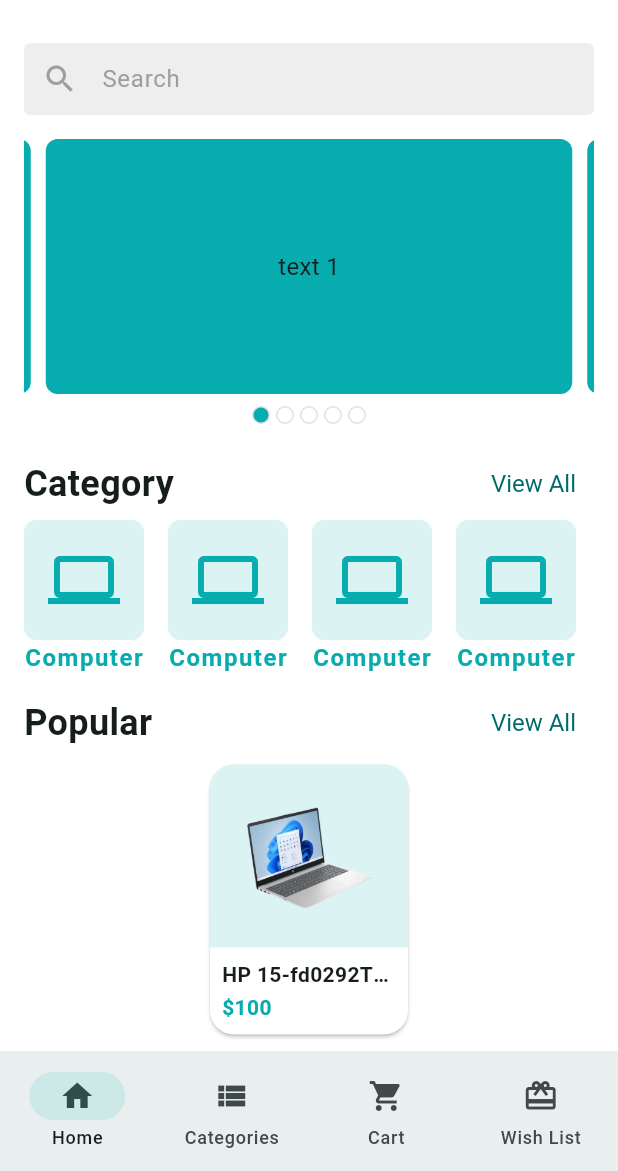
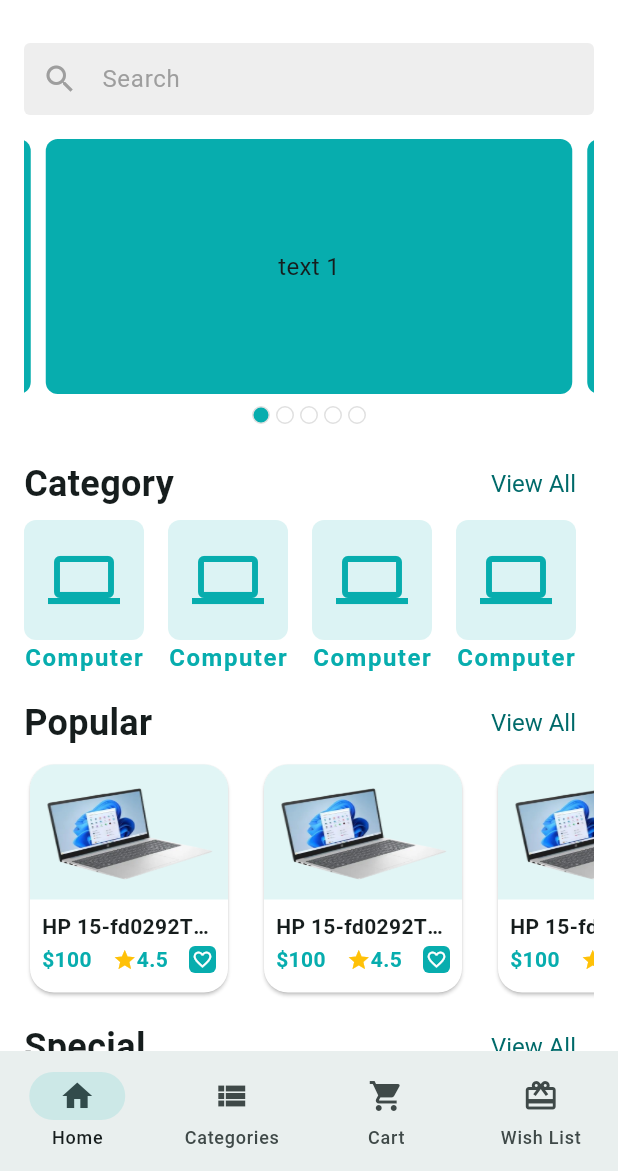
Before and after one commit to mdrahib46/Crufty-Bay, a Flutter app: the screen it shows after launch, on a phone screen of 412 x 824 dp, the part 65-1236 px from its top. Run offline on Flutter 3.47's test engine with Material 3 defaults, Android fonts, the light colour scheme and no system bars; drawn by our look-alikes of carousel_slider; our stand-ins replace email_validator, flutter_svg, get, pin_code_fields.

Commit message:
Implemeted Home Screen UI

```diff
--- a/lib/features/home/ui/screens/home_screen.dart
+++ b/lib/features/home/ui/screens/home_screen.dart
@@ -1,17 +1,14 @@
-// import 'package:carousel_slider/carousel_slider.dart';
-// import 'package:cruftybay/app/app_color.dart';
-//
-// // import 'package:cruftybay/app/app_color.dart';
-import 'package:cruftybay/app/app_color.dart';
 import 'package:cruftybay/app/asset_path.dart';
+import 'package:cruftybay/features/home/ui/widgets/appbar_icon_button.dart';
+import 'package:cruftybay/features/home/ui/widgets/category_item_widget.dart';
+import 'package:cruftybay/features/home/ui/widgets/home_carousel_Slider.dart';
 import 'package:cruftybay/features/home/ui/widgets/home_section_header.dart';
+import 'package:cruftybay/features/home/ui/widgets/product_item_widget.dart';
 import 'package:cruftybay/features/home/ui/widgets/search-bar.dart';
 import 'package:flutter/material.dart';
 import 'package:flutter_svg/svg.dart';
 
-import '../widgets/appbar_icon_button.dart';
-import '../widgets/category_item_widget.dart';
-import '../widgets/home_carousel_Slider.dart';
+
 
 class HomeScreen extends StatefulWidget {
   const HomeScreen({super.key});
@@ -54,60 +51,35 @@ class _HomeScreenState extends State<HomeScreen> {
                 title: "Popular",
                 onTap: () {},
               ),
-              SizedBox(
-                width: 140,
-                child: Card(
-                  color: Colors.white,
-                  shape: RoundedRectangleBorder(
-                    borderRadius: BorderRadius.circular(16),
-                  ),
-                  child: Column(
-                    children: [
-                      Container(
-                        decoration: BoxDecoration(
-                            color: AppColors.themeColor.withOpacity(0.14),
-                            borderRadius: const BorderRadius.only(
-                              topLeft: Radius.circular(16),
-                              topRight: Radius.circular(16),
-                            )),
-                        child: Padding(
-                          padding: const EdgeInsets.all(16.0),
-                          child: Image.asset(
-                            'assets/images/product.png',
-                            fit: BoxFit.cover,
-                            width: 120,
-                            height: 90,
+              // const ProductItemWidget(),
+              SingleChildScrollView(
+                scrollDirection: Axis.horizontal,
+                child: Row(
+                  children: _getProductList(),
                 ),
               ),
+              const SizedBox(height: 8),
+              HomeSectionHeader(
+                title: "Special",
+                onTap: () {},
               ),
-                      const Padding(
-                        padding: EdgeInsets.all(8.0),
-                        child: Column(
-                          children: [
-                            Text(
-                              'HP 15-fd0292TU Core i5 13th Gen',
-                              maxLines: 1,
-                              style: TextStyle(
-                                fontWeight: FontWeight.bold,
-                                overflow: TextOverflow.ellipsis,
+              // const ProductItemWidget(),
+              SingleChildScrollView(
+                scrollDirection: Axis.horizontal,
+                child: Row(
+                  children: _getProductList(),
                 ),
               ),
-                            const SizedBox(height: 2),
-                            Row(
-                              children: [
-                                Text(
-                                  '\$100',
-                                  style: TextStyle(
-                                      fontWeight: FontWeight.w600,
-                                      color: AppColors.themeColor),
-                                )
-                              ],
-                            )
-                          ],
+              const SizedBox(height: 8),
+              HomeSectionHeader(
+                title: "New",
+                onTap: () {},
               ),
-                      )
-                    ],
-                  ),
+              // const ProductItemWidget(),
+              SingleChildScrollView(
+                scrollDirection: Axis.horizontal,
+                child: Row(
+                  children: _getProductList(),
                 ),
               ),
             ],
@@ -126,6 +98,17 @@ class _HomeScreenState extends State<HomeScreen> {
       ));
     }
     return categoryList;
+  }
+
+  List<Widget> _getProductList(){
+    List<Widget> productList = [];
+    for(int i = 0; i < 10; i++){
+      productList.add(const Padding(
+        padding:  EdgeInsets.only(right: 16.0),
+        child: ProductItemWidget(),
+      ));
+    }
+    return productList;
   }
 
   AppBar _buildAppBar() {
--- /dev/null
+++ b/lib/features/home/ui/widgets/product_item_widget.dart
@@ -0,0 +1,95 @@
+import 'package:cruftybay/app/app_color.dart';
+import 'package:flutter/material.dart';
+class ProductItemWidget extends StatelessWidget {
+  const ProductItemWidget({
+    super.key,
+  });
+
+  @override
+  Widget build(BuildContext context) {
+    return SizedBox(
+      width: 140,
+      child: Card(
+        color: Colors.white,
+        shape: RoundedRectangleBorder(
+          borderRadius: BorderRadius.circular(16),
+        ),
+        child: Column(
+          children: [
+            Container(
+              decoration: BoxDecoration(
+                  color: AppColors.themeColor.withOpacity(0.12),
+                  borderRadius: const BorderRadius.only(
+                    topLeft: Radius.circular(16),
+                    topRight: Radius.circular(16),
+                  )),
+              child: Image.asset(
+                'assets/images/product.png',
+                fit: BoxFit.fill,
+                width: 140,
+                height: 90,
+              ),
+            ),
+            Padding(
+              padding: const EdgeInsets.all(8.0),
+              child: Column(
+                children: [
+                  const Text(
+                    'HP 15-fd0292TU Core i5 13th Gen',
+                    maxLines: 1,
+                    style: TextStyle(
+                      fontWeight: FontWeight.w600,
+                      overflow: TextOverflow.ellipsis,
+                    ),
+                  ),
+                  const SizedBox(height: 2),
+                  Row(
+                    mainAxisAlignment: MainAxisAlignment.spaceBetween,
+                    crossAxisAlignment: CrossAxisAlignment.center,
+                    children: [
+                      const Text(
+                        '\$100',
+                        style: TextStyle(
+                            fontWeight: FontWeight.w600,
+                            color: AppColors.themeColor),
+                      ),
+                      const Wrap(
+                        crossAxisAlignment: WrapCrossAlignment.center,
+                        children: [
+                          Icon(
+                            Icons.star,
+                            color: Colors.amber,
+                            size: 16,
+                          ),
+                          Text(
+                            '4.5',
+                            style: TextStyle(
+                                fontWeight: FontWeight.w600,
+                                color: AppColors.themeColor),
+                          ),
+                        ],
+                      ),
+                      Container(
+                        padding: const  EdgeInsets.all(2),
+                        decoration: BoxDecoration(
+                          borderRadius: BorderRadius.circular(4),
+                          color: AppColors.themeColor,
+                        ),
+                        child: const Icon(
+                          Icons.favorite_outline,
+                          color: Colors.white,
+                          size: 14,
+                        ),
+                      ),
+                    ],
+                  ),
+                  const SizedBox(height: 4),
+                ],
+              ),
+            )
+          ],
+        ),
+      ),
+    );
+  }
+}
```
Lines whose indentation alone changed are shown as unchanged.
